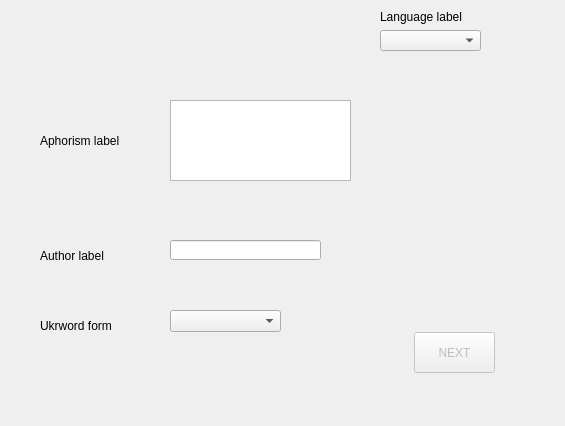
illyuha/UkrWords, file UkrWordsProj/firstwidget.ui: the form before one commit.
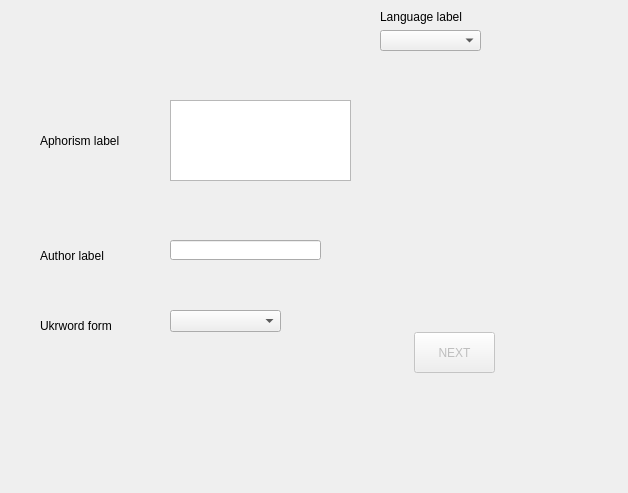
The form after the commit.

```diff
--- a/UkrWordsProj/firstwidget.ui
+++ b/UkrWordsProj/firstwidget.ui
@@ -6,8 +6,8 @@
    <rect>
     <x>0</x>
     <y>0</y>
-    <width>565</width>
-    <height>426</height>
+    <width>628</width>
+    <height>493</height>
    </rect>
   </property>
   <property name="windowTitle">
```
